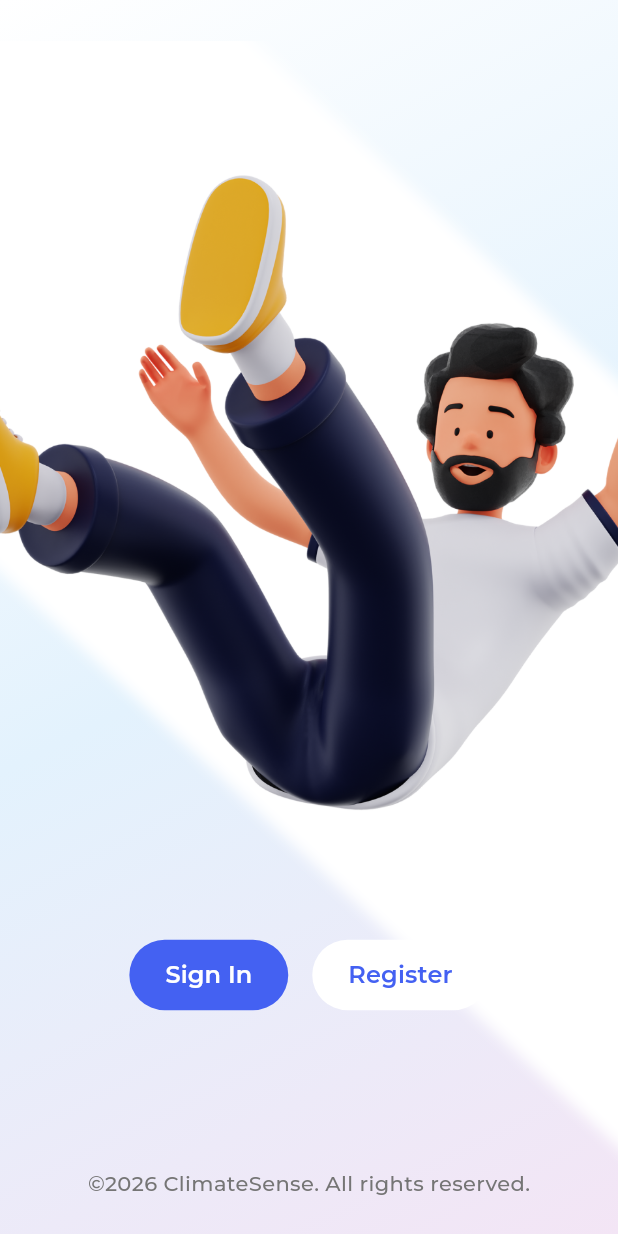
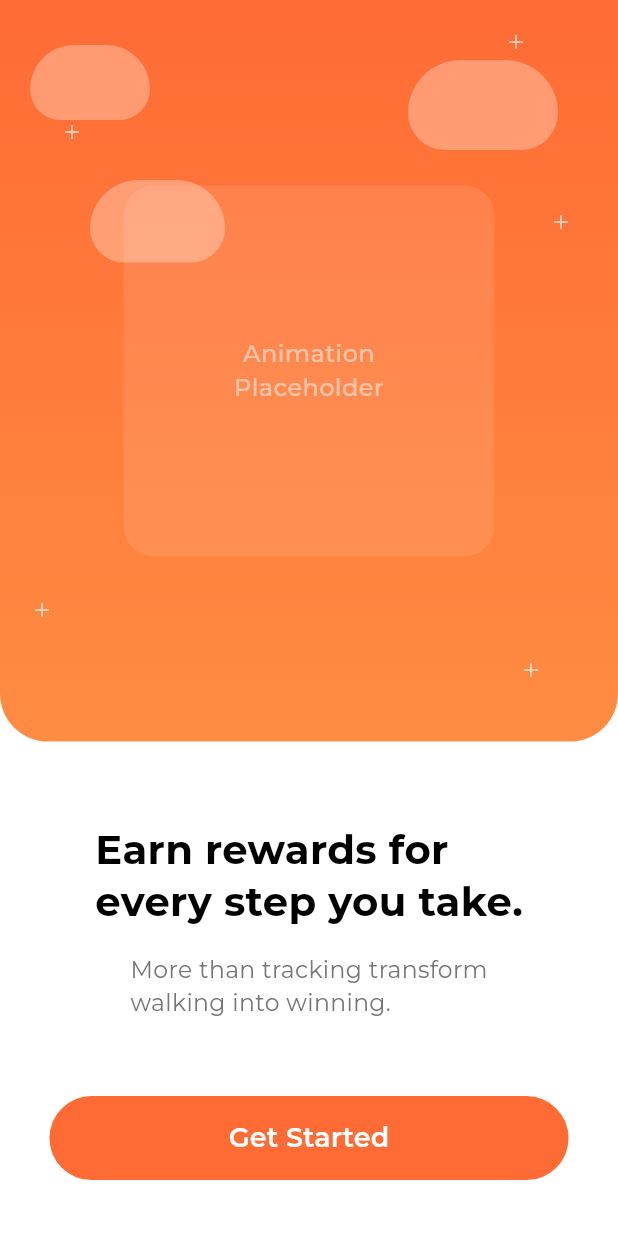
Before and after one commit to kalviumcommunity/S62-0126-PineappleLassi-Full-Stack-with-Flutter-Firebase-googlecloud-ClimateSense, a Flutter app: the screen it shows after launch, on a phone screen of 412 x 824 dp. Run offline on Flutter 3.47's test engine with Material 3 defaults, Android fonts, the phone set to English and light mode, and no system bars; our stand-ins replace firebase_auth, firebase_core, flutter_riverpod, google_sign_in; accounts and stored records are empty; project files that could hold a hidden picture were left out.

Commit message:
Made the splash and onboarding pages

```diff
--- a/lib/features/auth/presentation/welcome_page.dart
+++ b/lib/features/auth/presentation/auth_page.dart
@@ -2,8 +2,8 @@ import "package:climate_sense/features/auth/presentation/register_screen.dart";
 import "package:climate_sense/features/auth/presentation/signin_screen.dart";
 import "package:flutter/material.dart";
 
-class WelcomeScreen extends StatelessWidget {
-  const WelcomeScreen({super.key});
+class AuthScreen extends StatelessWidget {
+  const AuthScreen({super.key});
 
   @override
   Widget build(BuildContext context) {
--- a/lib/features/auth/presentation/auth_wrapper.dart
+++ b/lib/features/auth/presentation/auth_wrapper.dart
@@ -1,6 +1,6 @@
 import 'package:climate_sense/features/auth/logic/auth_provider.dart';
-import 'package:climate_sense/features/auth/presentation/welcome_page.dart';
 import 'package:climate_sense/features/dashboard/presentation/dashboard.dart';
+import 'package:climate_sense/features/welcome/presentation/splash_page.dart';
 import 'package:flutter/material.dart';
 import 'package:flutter_riverpod/flutter_riverpod.dart';
 
@@ -22,7 +22,7 @@ class AuthWrapper extends ConsumerWidget {
         if (user != null) {
           return const Dashboard();
         } else {
-          return pageIfNotConnected ?? const WelcomeScreen();
+          return pageIfNotConnected ?? const SplashPage();
         }
       },
     );
--- /dev/null
+++ b/lib/features/welcome/presentation/splash_page.dart
@@ -0,0 +1,200 @@
+import 'package:climate_sense/features/welcome/presentation/onboarding_page.dart';
+import 'package:flutter/material.dart';
+
+class SplashPage extends StatelessWidget {
+  const SplashPage({super.key});
+
+  @override
+  Widget build(BuildContext context) {
+    return Scaffold(
+      backgroundColor: Colors.white,
+      body: SafeArea(
+        child: Column(
+          children: [
+            // Top illustration section with orange background
+            Expanded(
+              flex: 6,
+              child: Container(
+                width: double.infinity,
+                decoration: BoxDecoration(
+                  gradient: LinearGradient(
+                    begin: Alignment.topCenter,
+                    end: Alignment.bottomCenter,
+                    colors: [Color(0xFFFF6B35), Color(0xFFFF8C42)],
+                  ),
+                  borderRadius: BorderRadius.only(
+                    bottomLeft: Radius.circular(32),
+                    bottomRight: Radius.circular(32),
+                  ),
+                ),
+                child: Stack(
+                  children: [
+                    // Decorative stars/sparkles
+                    Positioned(
+                      top: 20,
+                      right: 60,
+                      child: Icon(
+                        Icons.add,
+                        color: Colors.white.withValues(alpha: 0.6),
+                        size: 16,
+                      ),
+                    ),
+                    Positioned(
+                      top: 80,
+                      left: 40,
+                      child: Icon(
+                        Icons.add,
+                        color: Colors.white.withValues(alpha: 0.6),
+                        size: 16,
+                      ),
+                    ),
+                    Positioned(
+                      top: 140,
+                      right: 30,
+                      child: Icon(
+                        Icons.add,
+                        color: Colors.white.withValues(alpha: 0.6),
+                        size: 16,
+                      ),
+                    ),
+                    Positioned(
+                      bottom: 80,
+                      left: 20,
+                      child: Icon(
+                        Icons.add,
+                        color: Colors.white.withValues(alpha: 0.6),
+                        size: 16,
+                      ),
+                    ),
+                    Positioned(
+                      bottom: 40,
+                      right: 50,
+                      child: Icon(
+                        Icons.add,
+                        color: Colors.white.withValues(alpha: 0.6),
+                        size: 16,
+                      ),
+                    ),
+                    // Clouds
+                    Positioned(top: 30, left: 20, child: _buildCloud(80, 50)),
+                    Positioned(top: 40, right: 40, child: _buildCloud(100, 60)),
+                    Positioned(top: 120, left: 60, child: _buildCloud(90, 55)),
+                    // Placeholder for character animation
+                    Center(
+                      child: Container(
+                        width: MediaQuery.of(context).size.width * 0.6,
+                        height: MediaQuery.of(context).size.width * 0.6,
+                        decoration: BoxDecoration(
+                          color: Colors.white.withValues(alpha: 0.1),
+                          borderRadius: BorderRadius.circular(20),
+                        ),
+                        child: Center(
+                          child: Text(
+                            'Animation\nPlaceholder',
+                            textAlign: TextAlign.center,
+                            style: TextStyle(
+                              color: Colors.white.withValues(alpha: 0.5),
+                              fontSize: 16,
+                              fontWeight: FontWeight.w500,
+                            ),
+                          ),
+                        ),
+                      ),
+                    ),
+                  ],
+                ),
+              ),
+            ),
+            // Bottom content section
+            Expanded(
+              flex: 4,
+              child: Padding(
+                padding: EdgeInsets.symmetric(
+                  horizontal: MediaQuery.of(context).size.width * 0.08,
+                  vertical: 20,
+                ),
+                child: Column(
+                  mainAxisAlignment: MainAxisAlignment.center,
+                  children: [
+                    Spacer(flex: 2),
+                    // Title
+                    Text(
+                      'Earn rewards for\nevery step you take.',
+                      textAlign: TextAlign.left,
+                      style: TextStyle(
+                        fontSize: MediaQuery.of(context).size.width * 0.065,
+                        fontWeight: FontWeight.bold,
+                        color: Colors.black,
+                        height: 1.3,
+                      ),
+                    ),
+                    SizedBox(height: 16),
+                    // Subtitle
+                    Text(
+                      'More than tracking transform\nwalking into winning.',
+                      textAlign: TextAlign.left,
+                      style: TextStyle(
+                        fontSize: MediaQuery.of(context).size.width * 0.038,
+                        color: Colors.grey[600],
+                        height: 1.4,
+                      ),
+                    ),
+                    Spacer(flex: 3),
+                    // Log in button
+                    SizedBox(
+                      width: double.infinity,
+                      height: 56,
+                      child: ElevatedButton(
+                        onPressed: () {
+                          // Navigate to OnboardingPage
+                          Navigator.pushReplacement(
+                            context,
+                            MaterialPageRoute(
+                              builder: (context) => const OnboardingPage(),
+                            ),
+                          );
+                        },
+                        style: ElevatedButton.styleFrom(
+                          backgroundColor: Color(0xFFFF6B35),
+                          foregroundColor: Colors.white,
+                          elevation: 0,
+                          shape: RoundedRectangleBorder(
+                            borderRadius: BorderRadius.circular(28),
+                          ),
+                        ),
+                        child: Text(
+                          'Get Started',
+                          style: TextStyle(
+                            fontSize: 18,
+                            fontWeight: FontWeight.w600,
+                          ),
+                        ),
+                      ),
+                    ),
+                    Spacer(flex: 1),
+                  ],
+                ),
+              ),
+            ),
+          ],
+        ),
+      ),
+    );
+  }
+
+  Widget _buildCloud(double width, double height) {
+    return Container(
+      width: width,
+      height: height,
+      decoration: BoxDecoration(
+        color: Colors.white.withValues(alpha: 0.3),
+        borderRadius: BorderRadius.only(
+          topLeft: Radius.circular(height),
+          topRight: Radius.circular(height),
+          bottomLeft: Radius.circular(height * 0.7),
+          bottomRight: Radius.circular(height * 0.7),
+        ),
+      ),
+    );
+  }
+}
```
Also changed, not shown: lib/features/welcome/presentation/onboarding_page.dart (added, +296 -0 lines).
